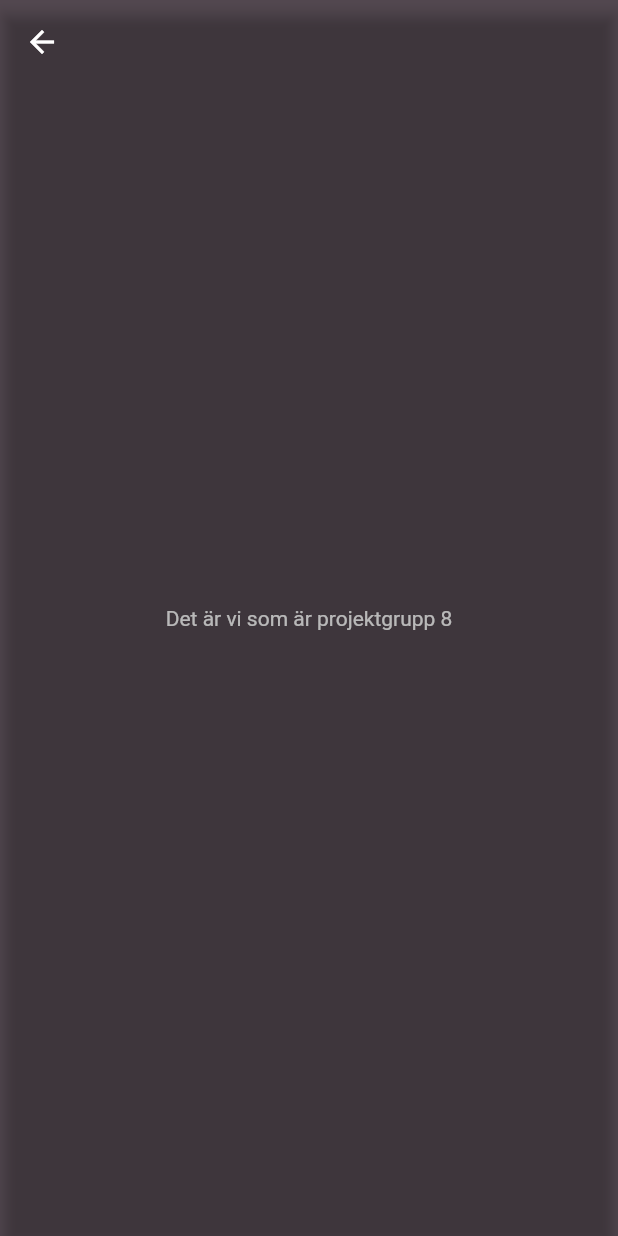
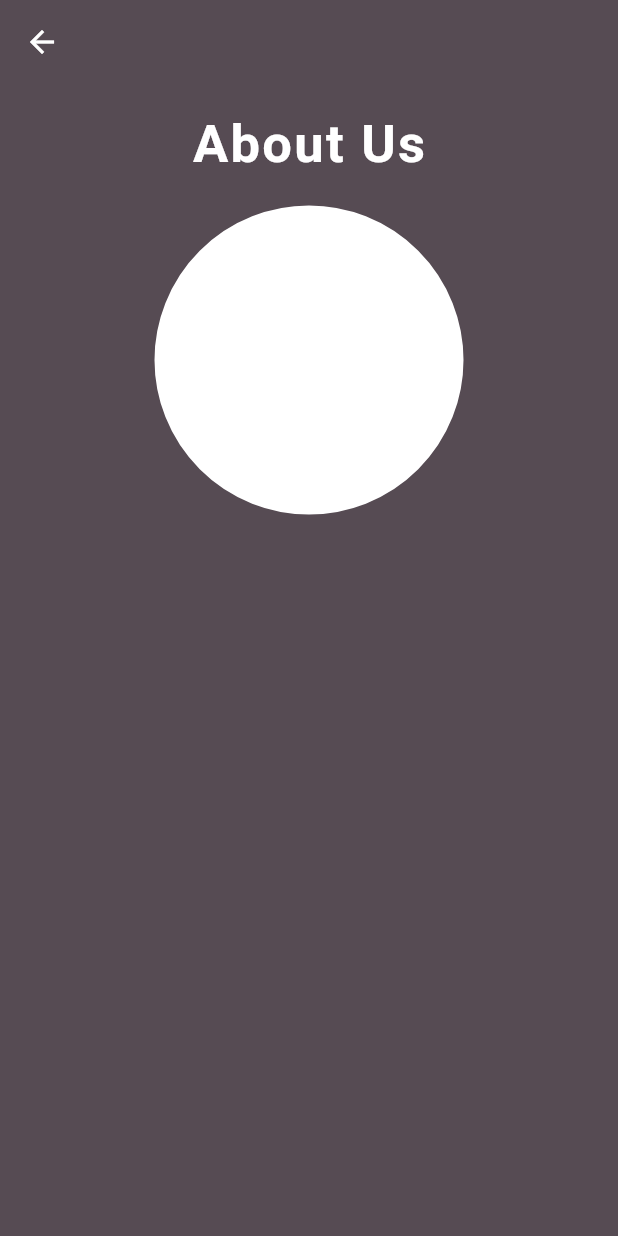
Before and after one commit to gu-tig169/grupp8, a Flutter app: the AboutUs screen opened directly, on a phone screen of 412 x 824 dp. Run offline on Flutter 3.47's test engine with Material 2 defaults, Android fonts, the phone set to English and light mode, and no system bars; our stand-ins replace sliding_up_panel.

Commit message:
Informationsvy WIP

```diff
--- a/lib/aboutUs_screen.dart
+++ b/lib/aboutUs_screen.dart
@@ -4,29 +4,62 @@ class AboutUs extends StatefulWidget {
   @override
   _AboutUsState createState() => _AboutUsState();
 }
-
 class _AboutUsState extends State<AboutUs> {
   @override
   Widget build(BuildContext context) {
     return Scaffold(
-      body: Stack(
-        children: <Widget>[
-          Container(
-
-             color: Color.fromARGB(255, 86, 75, 83),
-             child: Center(
-
-               child: Text('Det är vi som är projektgrupp 8')
-             )
-
+      backgroundColor: Color.fromARGB(255, 86, 75, 83),
+      appBar: AppBar(
+        elevation: 0.0,
+        backgroundColor: Colors.transparent,
+        leading: IconButton(
+          icon: Icon(Icons.arrow_back),
+          onPressed: () {}
           ),
-          Positioned(
-            child: AppBar(
-              backgroundColor: Colors.transparent,
+        ),
+        body: Stack(
+          alignment: Alignment.center,
+          children: [
+            Column(
+              mainAxisAlignment: MainAxisAlignment.end,
+              children: [
+                Container(
+                ),
+              ],
             ),
-          ),
-        ]
-      )
-    );
+            Column(
+              crossAxisAlignment: CrossAxisAlignment.center,
+              children: [
+                Padding(
+                  padding: EdgeInsets.all(20),
+                  child: Text(
+                    "About Us",
+                    style: TextStyle(
+                      fontSize: 35,
+                      letterSpacing: 1.5,
+                      color: Colors.white,
+                      fontWeight: FontWeight.bold,
+                    ),
+                  ),
+                ),
+                Container(
+                  padding: EdgeInsets.all(10.0),
+                  width: MediaQuery.of(context).size.width/2,
+                  height: MediaQuery.of(context).size.width/2,
+                decoration: BoxDecoration(
+                  border: Border.all(color: Colors.white, width: 5),
+                  shape: BoxShape.circle,
+                  color: Colors.white,
+              // image: DecorationImage(
+              //  fit: BoxFit.cover,
+              //    image: AssetImage('images/grupp8.png'),
+                    ),
+                  ),
+             //  ),
+              ],
+            ),
+          ],
+        ),
+      );
+    }
   }
-}
```
Also changed, not shown: assets/images/grupp8.png (added).
